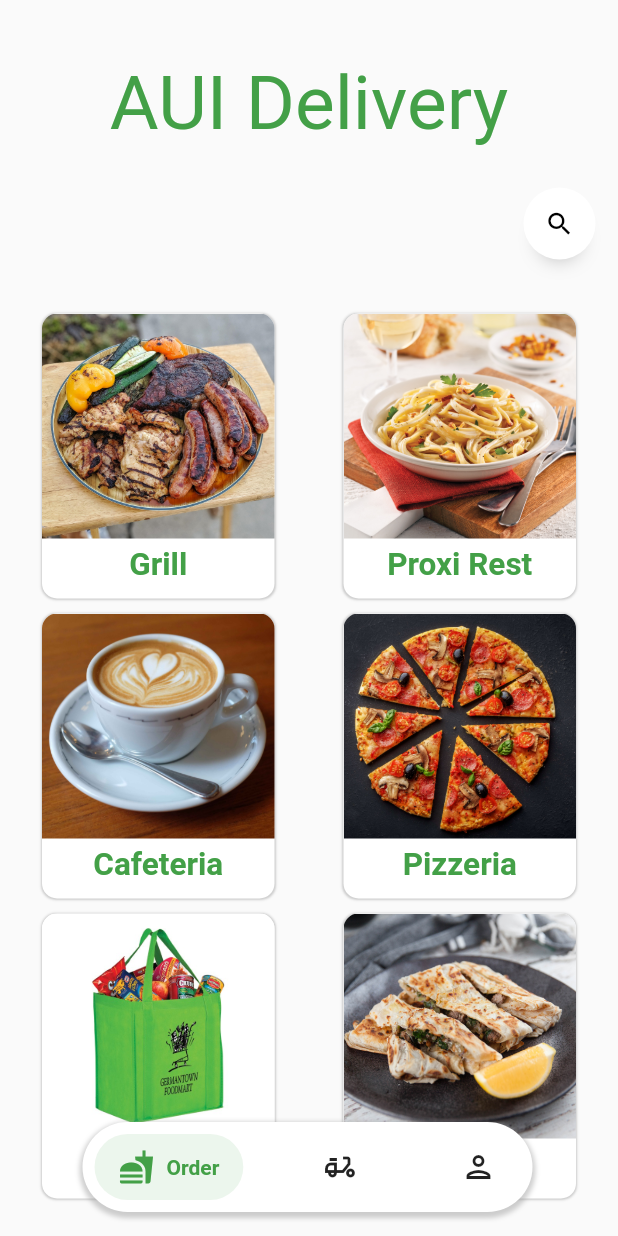
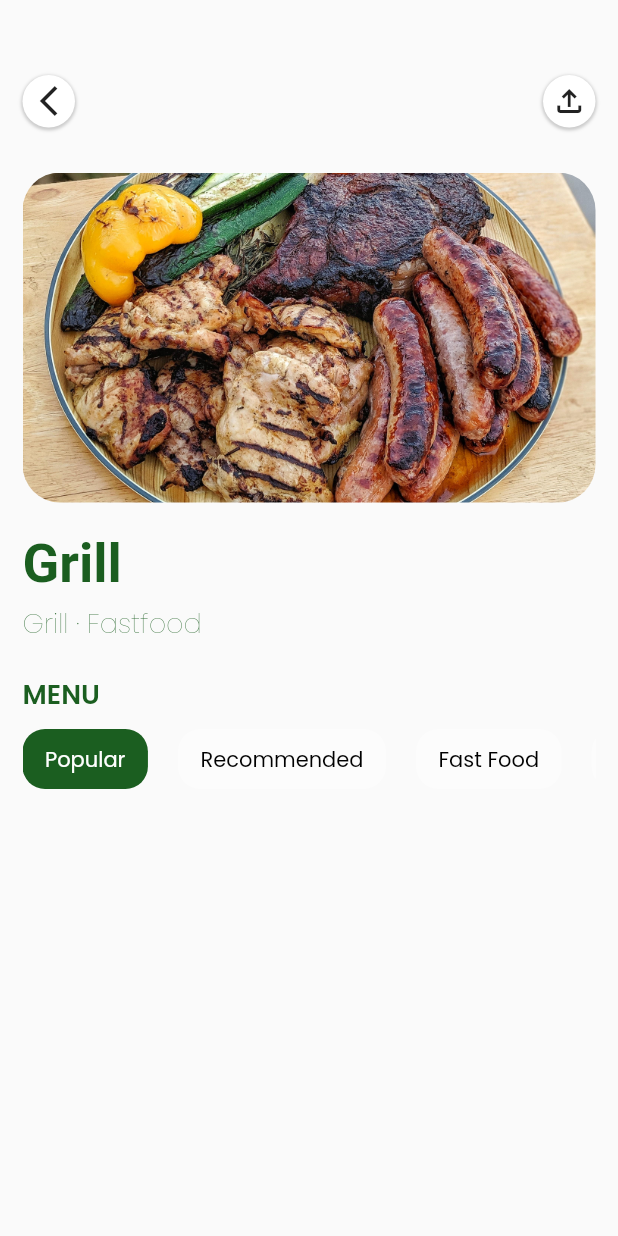
Before and after one commit to farukumarx64/College-Delivery-App, a Flutter app: the screen it shows after launch, after a tap on "Grill", on a phone screen of 412 x 824 dp. Run offline on Flutter 3.47's test engine with Material 2 defaults, Android fonts, the phone set to English and light mode, and no system bars; drawn by our look-alikes of anim_search_bar, salomon_bottom_bar; our stand-ins replace google_fonts.

Commit message:
Another commit

```diff
--- /dev/null
+++ b/lib/food_data.dart
@@ -0,0 +1,34 @@
+class FoodData {
+
+  final List<String> locationsData = <String>[
+    'Grill',
+    'Proxi Rest',
+    'Cafeteria',
+    'Pizzeria',
+    'Store',
+    'NewRest'
+  ];
+
+  final List<String> imgUrlsData = [
+    'assets/grill-2.jpg',
+    'assets/proxi-2.jpeg',
+    'assets/coffee-4.jpg',
+    'assets/pizza-2.jpg',
+    'assets/store-2.jpg',
+    'assets/newrest-3.jpg'
+  ];
+
+  final List<String> locationDetailsData = [
+    'Grill · Fastfood',
+    'Tacos · Fastfood',
+    'Coffee · Cafeteria',
+    'Pizza · Fastfood',
+    'Store · Groceries',
+    'Dish · Dining'
+  ];
+
+  get food => {locationsData[0]: ['Tacos', 'Sushi', 'Patte', 'SandWich', ]};
+
+  get popular => {locationsData[0]:''};
+
+}
--- a/lib/main.dart
+++ b/lib/main.dart
@@ -1,5 +1,5 @@
 
-import 'package:campus_delivery/home_page.dart';
+import 'package:campus_delivery/routes/home_page.dart';
 import 'package:flutter/cupertino.dart';
 import 'package:flutter/material.dart';
 
--- a/lib/home_page.dart
+++ b/lib/routes/home_page.dart
@@ -1,9 +1,11 @@
 import 'package:anim_search_bar/anim_search_bar.dart';
+import 'package:campus_delivery/routes/restaurant%20info/restaurant_info.dart';
 import 'package:flutter/cupertino.dart';
 import 'package:flutter/material.dart';
 import 'package:flutter/rendering.dart';
 import 'package:google_fonts/google_fonts.dart';
 import 'package:salomon_bottom_bar/salomon_bottom_bar.dart';
+import 'package:campus_delivery/food_data.dart';
 
 class HomePage extends StatefulWidget {
   const HomePage({Key? key}) : super(key: key);
@@ -15,8 +17,12 @@ class HomePage extends StatefulWidget {
 class _HomePageState extends State<HomePage> {
   var _currentIndex = 0;
   var barColor = 0xFF43A047;
+  var otherColor = 0xFF1B5E20;
   late ScrollController controller;
   TextEditingController textController = TextEditingController();
+
+  var foodData = FoodData();
+
 
   @override
   void initState() {
@@ -37,18 +43,27 @@ class _HomePageState extends State<HomePage> {
         builder: (context, constrains) {
           return Column(
             children: [
+              Column(
+                mainAxisSize: MainAxisSize.min,
+                children: [
                   SizedBox(height: 40),
                   Text(
                     'AUI Delivery',
                     style: GoogleFonts.jacquesFrancois(
-                    fontSize: 50,
+                        fontSize: 30,
                         fontWeight: FontWeight.w400,
                         color: Color(barColor)),
                   ),
-              Row(
+                ],
+              ),
+              SizedBox(
+                height: 60,
+                child: Row(
                   mainAxisAlignment: MainAxisAlignment.end,
                   children: [
                     AnimSearchBar(
+                      suffixIcon: Icon(Icons.search,
+                      color: Color(otherColor),),
                         rtl: true,
                         autoFocus: true,
                         width: 330,
@@ -60,50 +75,23 @@ class _HomePageState extends State<HomePage> {
                     )
                   ],
                 ),
+              ),
               homePageListView(),
             ],
           );
         },
       ),
-      floatingActionButton: ScrollToHideWidget(
-        controller: controller,
-        child: bottomCustomAppBar(),
-        height: 60,
-      ),
+      bottomNavigationBar: bottomCustomAppBar(),
     );
   }
 
   Expanded homePageListView() {
-    final List<String> locations = <String>[
-      'Grill',
-      'Proxi Rest',
-      'Cafeteria',
-      'Pizzeria',
-      'Store',
-      'NewRest'
-    ];
-    final List<String> locationDetails = [
-      'The Grill Restaurant beside Newrest',
-      'The Fast Food Restaurant',
-      'The Cafeteria in Building 2',
-      'The Pizza place in Building 3',
-      'The Convenient Store',
-      'The famous Restaurant in Building 3'
-    ];
-    final List<String> imgUrls = [
-      'assets/grill-2.jpg',
-      'assets/proxi-2.jpeg',
-      'assets/coffee-4.jpg',
-      'assets/pizza-2.jpg',
-      'assets/store-2.jpg',
-      'assets/newrest-3.jpg'
-    ];
 
     return Expanded(
       child: GridView.builder(
         padding: EdgeInsets.fromLTRB(5, 10, 5, 0),
         physics: ScrollPhysics(),
-        itemCount: locations.length,
+        itemCount: foodData.locationsData.length,
         scrollDirection: Axis.vertical,
         reverse: false,
         gridDelegate: const SliverGridDelegateWithFixedCrossAxisCount(
@@ -134,7 +122,7 @@ class _HomePageState extends State<HomePage> {
                         borderRadius:
                             BorderRadius.vertical(top: Radius.circular(10)),
                         child: Image.asset(
-                          imgUrls[index],
+                          foodData.imgUrlsData[index],
                           width: 165,
                           height: 150,
                           fit: BoxFit.cover,
@@ -143,11 +131,11 @@ class _HomePageState extends State<HomePage> {
                       const SizedBox(height: 5),
                       FittedBox(
                         child: Text(
-                          locations[index],
+                          foodData.locationsData[index],
                           textScaleFactor: 1.5,
                           style: GoogleFonts.roboto(
                               fontWeight: FontWeight.w700,
-                              color: Color(barColor)),
+                              color: Color(otherColor)),
                         ),
                       ),
                       SizedBox(height: 2.5),
@@ -156,25 +144,40 @@ class _HomePageState extends State<HomePage> {
                 ),
               ],
             ),
-            onTap: () {},
+            onTap: () {
+              Navigator.push(
+                context,
+                MaterialPageRoute(
+                  builder: (context) => RestaurantInfo(
+                    restaurantName: foodData.locationsData,
+                    restaurantListIndex: index,
+                    restaurantImage: foodData.imgUrlsData,
+                    barColor: barColor,
+                    restaurantDetail: foodData.locationDetailsData,
+                    otherColor: otherColor,
+                  ),
+                ),
+              );
+            },
           );
         },
       ),
     );
   }
 
-  ListView bottomCustomAppBar() {
-    return ListView(
+  SizedBox bottomCustomAppBar() {
+    return SizedBox(
+      height: 60,
+      child: Row(
+        mainAxisAlignment: MainAxisAlignment.center,
+        mainAxisSize: MainAxisSize.min,
         children: [
-        Row(
-          mainAxisAlignment: MainAxisAlignment.center,
-          children: [
-            SizedBox(width: 30),
           Column(
             mainAxisAlignment: MainAxisAlignment.end,
             children: [
               Container(
-                  width: 300,
+                padding: EdgeInsets.fromLTRB(22.5, 0, 22.5, 0),
+                width: MediaQuery.of(context).size.width,
                 height: 60,
                 child: SalomonBottomBar(
                   currentIndex: _currentIndex,
@@ -207,13 +210,12 @@ class _HomePageState extends State<HomePage> {
                 ),
                 decoration: BoxDecoration(
                   color: Colors.white,
-                    borderRadius: BorderRadius.circular(60),
                   boxShadow: [
                     BoxShadow(
                         color: Colors.grey.withOpacity(0.5),
-                          spreadRadius: 2,
-                          blurRadius: 2,
-                          offset: const Offset(0, 2))
+                        spreadRadius: 0,
+                        blurRadius: 0,
+                        offset: const Offset(0, 0))
                   ],
                 ),
               ),
@@ -221,7 +223,6 @@ class _HomePageState extends State<HomePage> {
           ),
         ],
       ),
-      ],
     );
   }
 }
@@ -261,9 +262,9 @@ class _ScrollToHideWidgetState extends State<ScrollToHideWidget> {
 
   void listen() {
     final direction = widget.controller.position.userScrollDirection;
-    if (direction == ScrollDirection.reverse) {
+    if (direction == ScrollDirection.forward) {
       show();
-    } else if (direction == ScrollDirection.forward) {
+    } else if (direction == ScrollDirection.reverse) {
       hide();
     }
   }
--- /dev/null
+++ b/lib/routes/restaurant info/food_list.dart
@@ -0,0 +1,52 @@
+import 'package:flutter/material.dart';
+import 'package:google_fonts/google_fonts.dart';
+
+class FoodList extends StatelessWidget {
+  final int selected;
+  final Function callback;
+  final otherColor, sidePadding;
+
+  FoodList(this.selected, this.callback, this.otherColor, this.sidePadding);
+
+  final List<String> menuList = [
+    'Popular',
+    'Recommended',
+    'Fast Food',
+    'Cuisines',
+    'Drinks',
+  ];
+  var textColor = Colors.white;
+
+  @override
+  Widget build(BuildContext context) {
+    return Container(
+      padding: EdgeInsets.only(top: 10, left: sidePadding, right: sidePadding),
+      height: 50,
+      child: ListView.separated(
+          scrollDirection: Axis.horizontal,
+          itemBuilder: (context, index) => GestureDetector(
+                child: Row(
+                  children: [
+                    Container(
+                      child: Center(child: InkWell(
+                        child: Text(menuList[index], style: GoogleFonts.poppins(
+                          color: selected == index ? textColor : Colors.black
+                        ),),
+                      ),),
+                      padding:
+                          EdgeInsets.symmetric(vertical: 10, horizontal: 15),
+                      decoration: BoxDecoration(
+                          color: selected == index
+                              ? Color(otherColor)
+                              : Colors.white38,
+                          borderRadius: BorderRadius.circular(15)),
+                    ),
+                  ],
+                ),
+                onTap: () => callback(index),
+              ),
+          separatorBuilder: (buildContext, index) => SizedBox(width: 20),
+          itemCount: menuList.length),
+    );
+  }
+}
--- /dev/null
+++ b/lib/routes/restaurant info/food_list_view.dart
@@ -0,0 +1,39 @@
+import 'package:flutter/material.dart';
+
+class FoodListView extends StatelessWidget {
+  final PageController pageController;
+  final int selected;
+  final Function callback;
+  final restaurantName,
+      restaurantListIndex,
+      restaurantImage,
+      barColor,
+      restaurantDetail,
+      otherColor;
+
+  FoodListView(
+      this.pageController,
+      this.selected,
+      this.callback,
+      this.restaurantDetail,
+      this.restaurantListIndex,
+      this.restaurantName,
+      this.restaurantImage,
+      this.otherColor,
+      this.barColor);
+
+  @override
+  Widget build(BuildContext context) {
+    final category = restaurantName[restaurantListIndex];
+    return Container(
+      padding: EdgeInsets.symmetric(horizontal: 25),
+      child: PageView(
+        controller: pageController,
+        onPageChanged: (index) => callback(index),
+        children: [
+
+        ],
+      ),
+    );
+  }
+}
--- /dev/null
+++ b/lib/routes/restaurant info/restaurant_info.dart
@@ -0,0 +1,174 @@
+import 'package:campus_delivery/routes/home_page.dart';
+import 'package:campus_delivery/routes/restaurant%20info/food_list.dart';
+import 'package:campus_delivery/routes/restaurant%20info/food_list_view.dart';
+import 'package:flutter/cupertino.dart';
+import 'package:flutter/material.dart';
+import 'package:google_fonts/google_fonts.dart';
+
+class RestaurantInfo extends StatefulWidget {
+  final restaurantName,
+      restaurantListIndex,
+      restaurantImage,
+      barColor,
+      restaurantDetail,
+      otherColor;
+
+  RestaurantInfo(
+      {this.restaurantName,
+      this.restaurantListIndex,
+      this.restaurantImage,
+      this.barColor,
+      this.restaurantDetail,
+      this.otherColor});
+
+  @override
+  _RestaurantInfoState createState() => _RestaurantInfoState();
+}
+
+class _RestaurantInfoState extends State<RestaurantInfo> {
+  final double sidePadding = 15;
+  var selected = 0;
+  final pageController = PageController();
+
+  @override
+  Widget build(BuildContext context) {
+    return Scaffold(
+      body: Column(
+        children: [
+          Container(
+            padding: EdgeInsets.fromLTRB(sidePadding, 50, 15, 0),
+            child: Row(
+              mainAxisAlignment: MainAxisAlignment.spaceBetween,
+              children: [
+                InkWell(
+                  child: Container(
+                    width: 35,
+                    height: 35,
+                    decoration: BoxDecoration(
+                      shape: BoxShape.circle,
+                      color: Colors.white,
+                      boxShadow: [
+                        BoxShadow(
+                            color: Colors.grey.withOpacity(0.5),
+                            spreadRadius: 1,
+                            blurRadius: 1,
+                            offset: const Offset(0, 1))
+                      ],
+                    ),
+                    child: Icon(
+                      Icons.arrow_back_ios_new_sharp,
+                    ),
+                  ),
+                  onTap: () {
+                    Navigator.pop(
+                      context,
+                      MaterialPageRoute(builder: (context) => const HomePage()),
+                    );
+                  },
+                ),
+                InkWell(
+                  child: Container(
+                    width: 35,
+                    height: 35,
+                    decoration: BoxDecoration(
+                      shape: BoxShape.circle,
+                      color: Colors.white,
+                      boxShadow: [
+                        BoxShadow(
+                            color: Colors.grey.withOpacity(0.5),
+                            spreadRadius: 1,
+                            blurRadius: 1,
+                            offset: const Offset(0, 1))
+                      ],
+                    ),
+                    child: Icon(
+                      Icons.file_upload_outlined,
+                    ),
+                  ),
+                  onTap: () {},
+                ),
+              ],
+            ),
+          ),
+          Container(
+            padding: EdgeInsets.fromLTRB(sidePadding, 30, sidePadding, 0),
+            height: 250,
+            width: MediaQuery.of(context).size.width,
+            child: ClipRRect(
+              borderRadius: BorderRadius.circular(25),
+              child: Image.asset(
+                widget.restaurantImage[widget.restaurantListIndex],
+                fit: BoxFit.cover,
+              ),
+            ),
+          ),
+          Align(
+            child: Container(
+              padding: EdgeInsets.fromLTRB(sidePadding, 20, 0, 0),
+              child: Text(
+                widget.restaurantName[widget.restaurantListIndex],
+                style: GoogleFonts.roboto(
+                    color: Color(
+                      widget.otherColor,
+                    ),
+                    fontSize: 36,
+                    fontWeight: FontWeight.w600),
+              ),
+            ),
+            alignment: Alignment.topLeft,
+          ),
+          Align(
+            child: Container(
+              padding: EdgeInsets.fromLTRB(sidePadding, 5, 0, 0),
+              child: Text(
+                widget.restaurantDetail[widget.restaurantListIndex],
+                style: GoogleFonts.poppins(
+                    color: Color(widget.otherColor),
+                    fontSize: 18,
+                    fontWeight: FontWeight.w100),
+              ),
+            ),
+            alignment: Alignment.topLeft,
+          ),
+          Align(
+            child: Container(
+              padding: EdgeInsets.fromLTRB(sidePadding, 20, 0, 0),
+              child: Text(
+                'MENU',
+                style: GoogleFonts.poppins(
+                    color: Color(widget.otherColor),
+                    fontSize: 18,
+                    fontWeight: FontWeight.w600),
+              ),
+            ),
+            alignment: Alignment.topLeft,
+          ),
+          FoodList(selected, (int index) {
+            setState(() {
+              selected = index;
+            });
+          }, widget.otherColor, sidePadding),
+          Expanded(
+            child: FoodListView(
+              pageController,
+              selected,
+              (int index) {
+                setState(
+                  () {
+                    selected = index;
+                  },
+                );
+              },
+              widget.restaurantName,
+              widget.restaurantListIndex,
+              widget.restaurantImage,
+              widget.barColor,
+              widget.restaurantDetail,
+              widget.otherColor
+            ),
+          ),
+        ],
+      ),
+    );
+  }
+}
```
Also changed, not shown: pubspec.lock, 1 other file. Lines whose indentation alone changed are shown as unchanged.
